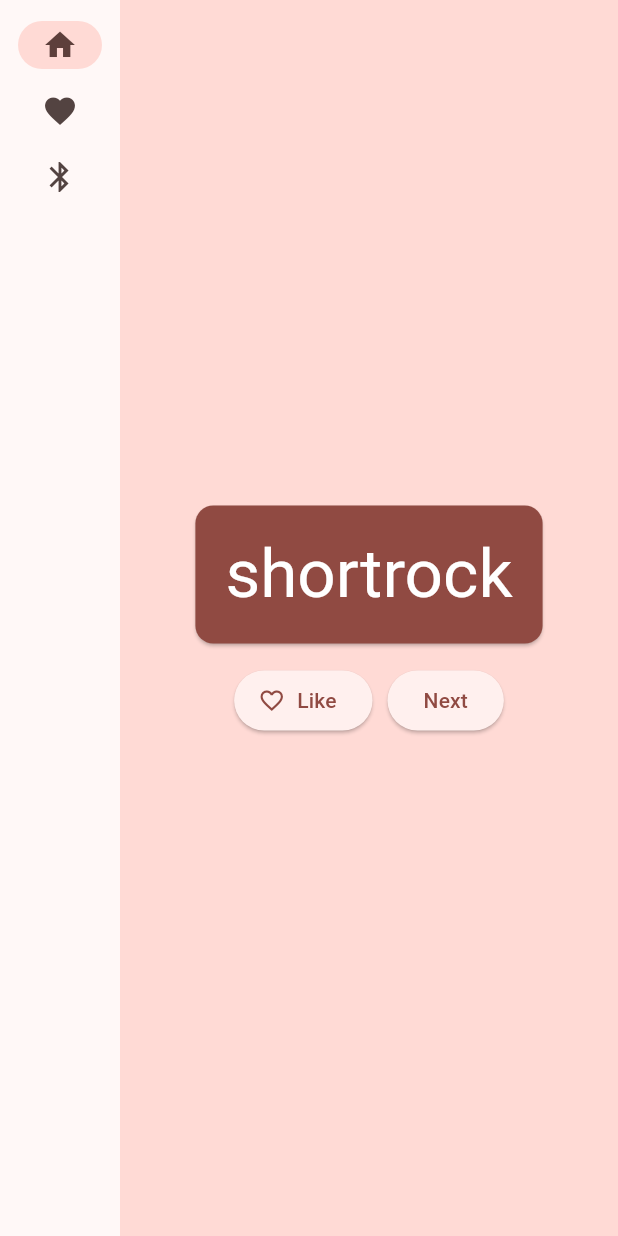
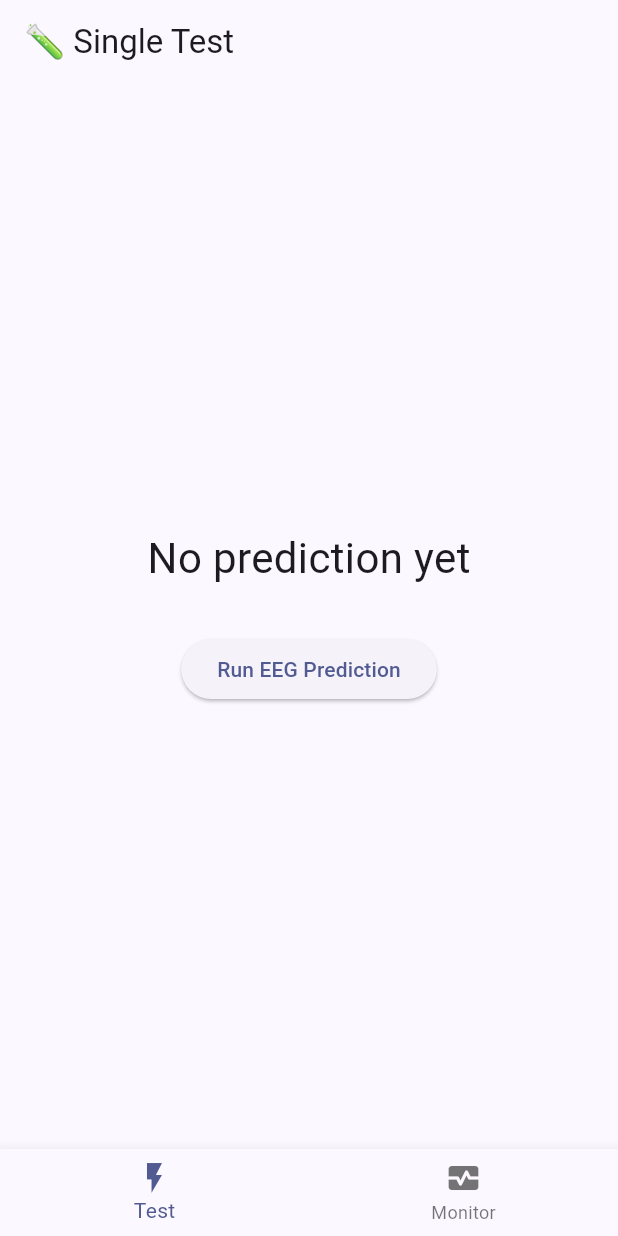
Before and after one commit to chrysanthemum-boy/EEGMotions, a Flutter app: the screen it shows after launch, on a phone screen of 412 x 824 dp. Run offline on Flutter 3.47's test engine with Material 3 defaults, Android fonts, the phone set to English and light mode, and no system bars.

Commit message:
update real-time predict feature

```diff
--- a/eeg_app/lib/main.dart
+++ b/eeg_app/lib/main.dart
@@ -1,10 +1,9 @@
 import 'package:flutter/material.dart';
-import 'package:flutter_blue_plus/flutter_blue_plus.dart';
-import 'package:english_words/english_words.dart';
-import 'package:provider/provider.dart';
+import 'monitor_page.dart';
+import 'test_page.dart';
 
 void main() {
-  runApp(MyApp());
+  runApp(const MyApp());
 }
 
 class MyApp extends StatelessWidget {
@@ -12,242 +11,57 @@ class MyApp extends StatelessWidget {
 
   @override
   Widget build(BuildContext context) {
-    return ChangeNotifierProvider(
-      create: (context) => MyAppState(),
-      child: MaterialApp(
-        title: 'EEG App',
-        theme: ThemeData(
-          useMaterial3: true,
-          colorScheme: ColorScheme.fromSeed(seedColor: Colors.red),
-        ),
-        home: MyHomePage(),
+    return MaterialApp(
+      title: 'EEG App',
+      debugShowCheckedModeBanner: false,
+      theme: ThemeData(
+        colorScheme: ColorScheme.fromSeed(seedColor: Colors.indigo),
+        useMaterial3: true,
       ),
+      home: const HomeScreen(),
     );
   }
 }
 
-class MyAppState extends ChangeNotifier {
-  var current = WordPair.random();
-  void getNext() {
-    current = WordPair.random();
-    notifyListeners();
-  }
+class HomeScreen extends StatefulWidget {
+  const HomeScreen({super.key});
 
-  var favorites = <WordPair>{};
-
-  void toggleFavorite() {
-    if (favorites.contains(current)) {
-      favorites.remove(current);
-    } else {
-      favorites.add(current);
-    }
-    notifyListeners();
-  }
+  @override
+  State<HomeScreen> createState() => _HomeScreenState();
 }
 
-class MyHomePage extends StatefulWidget {
-  @override
-  State<MyHomePage> createState() => _MyHomePageState();
-}
+class _HomeScreenState extends State<HomeScreen> {
+  int _selectedIndex = 0;
 
-class _MyHomePageState extends State<MyHomePage> {
-  var selectedIndex = 0;
+  final _pages = const [
+    TestPage(),
+    MonitorPage(),
+  ];
+
+  final _titles = [
+    "🧪 Single Test",
+    "🧠 Real-time Monitor",
+  ];
 
   @override
   Widget build(BuildContext context) {
-    Widget page;
-    switch (selectedIndex) {
-      case 0:
-        page = GeneratorPage();
-        break;
-      case 1:
-        page = FavoritesPage();
-        break;
-      case 2:
-        page = BluetoothPage();
-        break;
-      default:
-        throw UnimplementedError('No widget for $selectedIndex');
-    }
-
-    return LayoutBuilder(
-      builder: (context, constraints) {
-        return Scaffold(
-          body: Row(
-            children: [
-              SafeArea(
-                child: NavigationRail(
-                  extended: constraints.maxWidth >= 600,
-                  destinations: [
-                    NavigationRailDestination(
-                      icon: Icon(Icons.home),
-                      label: Text('Home'),
-                    ),
-                    NavigationRailDestination(
-                      icon: Icon(Icons.favorite),
-                      label: Text('Favorites'),
-                    ),
-                    NavigationRailDestination(
-                      icon: Icon(Icons.bluetooth),
-                      label: Text('Bluetooth'),
-                    ),
-                  ],
-                  selectedIndex: selectedIndex,
-                  onDestinationSelected: (value) {
-                    setState(() {
-                      selectedIndex = value;
-                    });
-                  },
-                ),
-              ),
-              Expanded(
-                child: Container(
-                  color: Theme.of(context).colorScheme.primaryContainer,
-                  child: page,
-                ),
-              ),
-            ],
+    return Scaffold(
+      appBar: AppBar(title: Text(_titles[_selectedIndex])),
+      body: _pages[_selectedIndex],
+      bottomNavigationBar: BottomNavigationBar(
+        currentIndex: _selectedIndex,
+        onTap: (i) => setState(() => _selectedIndex = i),
+        items: const [
+          BottomNavigationBarItem(
+            icon: Icon(Icons.flash_on),
+            label: "Test",
           ),
-        );
-      },
-    );
-  }
-}
-
-class BluetoothPage extends StatefulWidget {
-  @override
-  _BluetoothPageState createState() => _BluetoothPageState();
-}
-
-class _BluetoothPageState extends State<BluetoothPage> {
-  FlutterBluePlus flutterBlue = FlutterBluePlus.instance;
-  List<ScanResult> scanResults = [];
-
-  void startScan() {
-    scanResults.clear();
-    flutterBlue.startScan(timeout: Duration(seconds: 5));
-    flutterBlue.scanResults.listen((results) {
-      setState(() {
-        scanResults = results;
-      });
-    });
-  }
-
-  void stopScan() {
-    flutterBlue.stopScan();
-  }
-
-  @override
-  Widget build(BuildContext context) {
-    return Column(
-      mainAxisAlignment: MainAxisAlignment.center,
-      children: [
-        ElevatedButton(
-          onPressed: startScan,
-          child: Text('Scan Bluetooth Devices'),
-        ),
-        Expanded(
-          child: ListView.builder(
-            itemCount: scanResults.length,
-            itemBuilder: (context, index) {
-              final device = scanResults[index].device;
-              return ListTile(
-                title: Text(device.name.isNotEmpty ? device.name : 'Unknown Device'),
-                subtitle: Text(device.id.toString()),
-                onTap: () async {
-                  await device.connect();
-                  ScaffoldMessenger.of(context).showSnackBar(
-                    SnackBar(content: Text('Connected to ${device.name}')),
-                  );
-                },
-              );
-            },
-          ),
-        ),
-      ],
-    );
-  }
-}
-
-class GeneratorPage extends StatelessWidget {
-  @override
-  Widget build(BuildContext context) {
-    var appState = context.watch<MyAppState>();
-    var pair = appState.current;
-
-    IconData icon = appState.favorites.contains(pair) ? Icons.favorite : Icons.favorite_border;
-
-    return Center(
-      child: Column(
-        mainAxisAlignment: MainAxisAlignment.center,
-        children: [
-          BigCard(pair: pair),
-          SizedBox(height: 10),
-          Row(
-            mainAxisSize: MainAxisSize.min,
-            children: [
-              ElevatedButton.icon(
-                onPressed: appState.toggleFavorite,
-                icon: Icon(icon),
-                label: Text('Like'),
-              ),
-              SizedBox(width: 10),
-              ElevatedButton(
-                onPressed: appState.getNext,
-                child: Text('Next'),
-              ),
-            ],
+          BottomNavigationBarItem(
+            icon: Icon(Icons.monitor_heart),
+            label: "Monitor",
           ),
         ],
       ),
     );
   }
 }
-
-class BigCard extends StatelessWidget {
-  const BigCard({super.key, required this.pair});
-  final WordPair pair;
-
-  @override
-  Widget build(BuildContext context) {
-    final theme = Theme.of(context);
-    final style = theme.textTheme.displayMedium!.copyWith(
-      color: theme.colorScheme.onPrimary,
-    );
-
-    return Card(
-      color: theme.colorScheme.primary,
-      child: Padding(
-        padding: const EdgeInsets.all(20),
-        child: Text(
-          pair.asLowerCase,
-          style: style,
-          semanticsLabel: "${pair.first} ${pair.second}",
-        ),
-      ),
-    );
-  }
-}
-
-class FavoritesPage extends StatelessWidget {
-  @override
-  Widget build(BuildContext context) {
-    var appState = context.watch<MyAppState>();
-    if (appState.favorites.isEmpty) {
-      return Center(child: Text('No favorites yet.'));
-    }
-    return ListView(
-      children: [
-        Padding(
-          padding: const EdgeInsets.all(20),
-          child: Text('You have ${appState.favorites.length} favorites:'),
-        ),
-        for (var pair in appState.favorites)
-          ListTile(
-            leading: Icon(Icons.favorite),
-            title: Text(pair.asLowerCase),
-          ),
-      ],
-    );
-  }
-}
--- /dev/null
+++ b/eeg_app/lib/test_page.dart
@@ -0,0 +1,49 @@
+import 'package:flutter/material.dart';
+import 'coreml_service.dart';
+import 'dart:math';
+
+class TestPage extends StatefulWidget {
+  const TestPage({super.key});
+
+  @override
+  State<TestPage> createState() => _TestPageState();
+}
+
+class _TestPageState extends State<TestPage> {
+  String _result = "No prediction yet";
+
+  void _runTest() async {
+    List<double> eegInput = List.generate(16000, (_) => Random().nextDouble());
+    String prediction = await CoreMLService.runPrediction(eegInput);
+
+    setState(() {
+      _result = prediction;
+    });
+  }
+
+  @override
+  Widget build(BuildContext context) {
+    return Scaffold(
+      // appBar: AppBar(title: const Text("🧪 Single Prediction")),
+      body: Center(
+        child: Padding(
+          padding: const EdgeInsets.all(24.0),
+          child: Column(
+            mainAxisAlignment: MainAxisAlignment.center,
+            children: [
+              Text(
+                _result,
+                style: const TextStyle(fontSize: 28),
+              ),
+              const SizedBox(height: 30),
+              ElevatedButton(
+                onPressed: _runTest,
+                child: const Text("Run EEG Prediction"),
+              ),
+            ],
+          ),
+        ),
+      ),
+    );
+  }
+}
--- a/eeg_app/pubspec.yaml
+++ b/eeg_app/pubspec.yaml
@@ -14,7 +14,10 @@ dependencies:
 
   english_words: ^4.0.0
   provider: ^6.0.0
-  flutter_blue_plus: ^1.35.3
+
+  flutter_localizations:
+    sdk: flutter
+  intl: any
 
 dev_dependencies:
   flutter_test:
@@ -24,3 +27,4 @@ dev_dependencies:
 
 flutter:
   uses-material-design: true
+  generate: true
```
Also changed, not shown: eeg_app/lib/bluetooth.dart (deleted, +0 -28 lines), eeg_app/lib/coreml_service.dart (added, +16 -0 lines), eeg_app/lib/l10n/app_en.arb (added, +8 -0 lines), eeg_app/lib/l10n/app_zh.arb (added, +8 -0 lines), eeg_app/lib/monitor_page.dart (added, +106 -0 lines), 10 other files.
